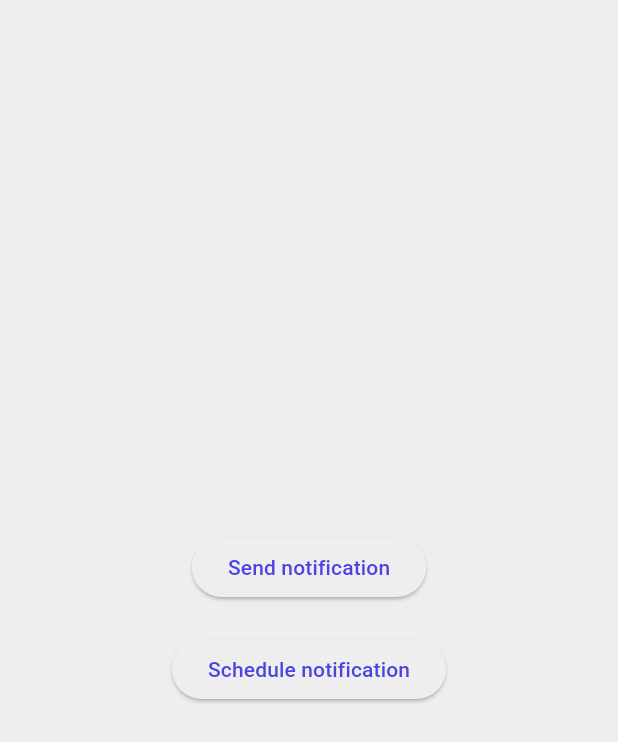
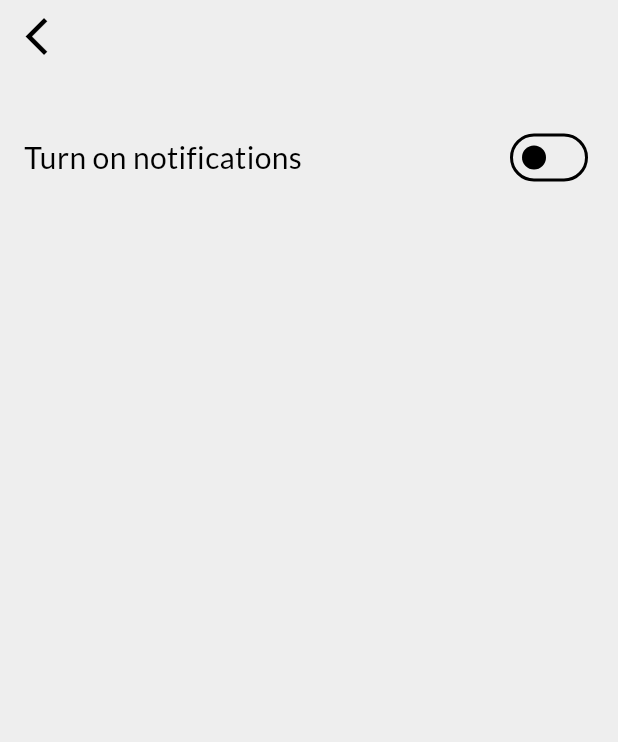
Before and after one commit to GrigoriSaki/weather_app, a Flutter app: the NotifyPage screen opened directly, on a phone screen of 412 x 824 dp. Shown: the top 742 px of the screen. Run offline on Flutter 3.47's test engine with Material 3 defaults, Android fonts, the phone set to English and light mode, and no system bars; our stand-ins replace flutter_local_notifications, flutter_timezone, font_awesome_flutter, google_fonts, shared_preferences, sliding_up_panel and 1 more; accounts and stored records are empty.

Commit message:
noti page finished

```diff
--- a/lib/main.dart
+++ b/lib/main.dart
@@ -5,11 +5,11 @@ import 'package:weather_app/pages/home_with_panel.dart';
 import 'package:weather_app/theme/dark_mode.dart';
 import 'package:weather_app/theme/light_mode.dart';
 
-void main() {
+void main() async {
   WidgetsFlutterBinding.ensureInitialized();
 
-  // Initialize the notification service
-  NotiService().initNotifications();
+  final notiService = NotiService();
+  await notiService.initNotifications();
 
   debugPaintSizeEnabled = false;
   runApp(const MyApp());
--- a/lib/pages/notify_page.dart
+++ b/lib/pages/notify_page.dart
@@ -1,41 +1,103 @@
 import 'package:flutter/material.dart';
+import 'package:google_fonts/google_fonts.dart';
+import 'package:shared_preferences/shared_preferences.dart';
 import 'package:weather_app/components/services/noti_service.dart';
 
-class NotifyPage extends StatelessWidget {
+class NotifyPage extends StatefulWidget {
   const NotifyPage({super.key});
 
   @override
+  State<NotifyPage> createState() => _NotifyPageState();
+}
+
+class _NotifyPageState extends State<NotifyPage> {
+  bool isSwitched = false;
+  bool isLoading = true;
+  void _saveSwitchState(bool value) async {
+    final prefs = await SharedPreferences.getInstance();
+    await prefs.setBool('switchState', value);
+  }
+
+  void _loadSwitchState() async {
+    final prefs = await SharedPreferences.getInstance();
+    setState(() {
+      isSwitched = prefs.getBool('switchState') ?? false;
+      isLoading = false;
+    });
+  }
+
+  @override
+  initState() {
+    super.initState();
+    _loadSwitchState();
+  }
+
+  @override
   Widget build(BuildContext context) {
+    if (isLoading) {
+      return const Center(
+        child: CircularProgressIndicator(),
+      );
+    }
+
     return Scaffold(
       backgroundColor: Theme.of(context).colorScheme.surface,
       body: SafeArea(
-        child: Center(
-            child: Column(
-          mainAxisAlignment: MainAxisAlignment.center,
+          child: Padding(
+        padding: const EdgeInsets.symmetric(horizontal: 8.0),
+        child: Column(
+          crossAxisAlignment: CrossAxisAlignment.start,
           children: [
-            ElevatedButton(
+            IconButton(
                 onPressed: () {
-                  NotiService().showNotification(
-                      title: "Test notification",
-                      body: "This is a test notification");
+                  Navigator.pop(context);
                 },
-                child: Text("Send notification")),
+                icon: Icon(
+                  Icons.arrow_back_ios,
+                  size: 30,
+                )),
             SizedBox(
-              height: 20,
+              height: 25,
             ),
-            ElevatedButton(
-                onPressed: () {
-                  NotiService().scheduleNotification(
-                    title: "Test schedule noti",
-                    body: "This is a test schedule notification",
-                    hour: 17,
-                    minute: 53,
-                  );
-                },
-                child: Text("Schedule notification")),
+            Padding(
+              padding: const EdgeInsets.all(8.0),
+              child: Row(
+                children: [
+                  Text(
+                    "Turn on notifications",
+                    style: GoogleFonts.lato(
+                        fontSize: 20,
+                        color: Theme.of(context).colorScheme.onSurface),
+                  ),
+                  const Spacer(),
+                  Switch(
+                      value: isSwitched,
+                      onChanged: (bool newValue) {
+                        setState(() {
+                          isSwitched = newValue;
+                          _saveSwitchState(newValue);
+                          if (isSwitched) {
+                            NotiService().initNotifications();
+                            NotiService().showNotification(
+                                title: "Test notification",
+                                body: "This is a test notification");
+                            NotiService().scheduleNotification(
+                              title: "Test schedule noti",
+                              body: "This is a  schedule notification",
+                              hour: 20,
+                              minute: 23,
+                            );
+                          } else {
+                            NotiService().notificationsPlugin.cancelAll();
+                          }
+                        });
+                      }),
+                ],
+              ),
+            ),
           ],
-        )),
-      ),
+        ),
+      )),
     );
   }
 }
--- a/pubspec.yaml
+++ b/pubspec.yaml
@@ -41,6 +41,7 @@ dependencies:
   flutter_local_notifications: ^19.1.0
   timezone: ^0.10.0
   flutter_timezone: ^4.1.0
+  shared_preferences: ^2.5.3
 
 dev_dependencies:
   flutter_test:
```
Also changed, not shown: lib/components/drawer/my_drawer.dart (+11 -1 lines), lib/components/services/noti_service.dart (+14 -7 lines), lib/pages/location_page.dart (added, +46 -0 lines), pubspec.lock, 3 other files.
